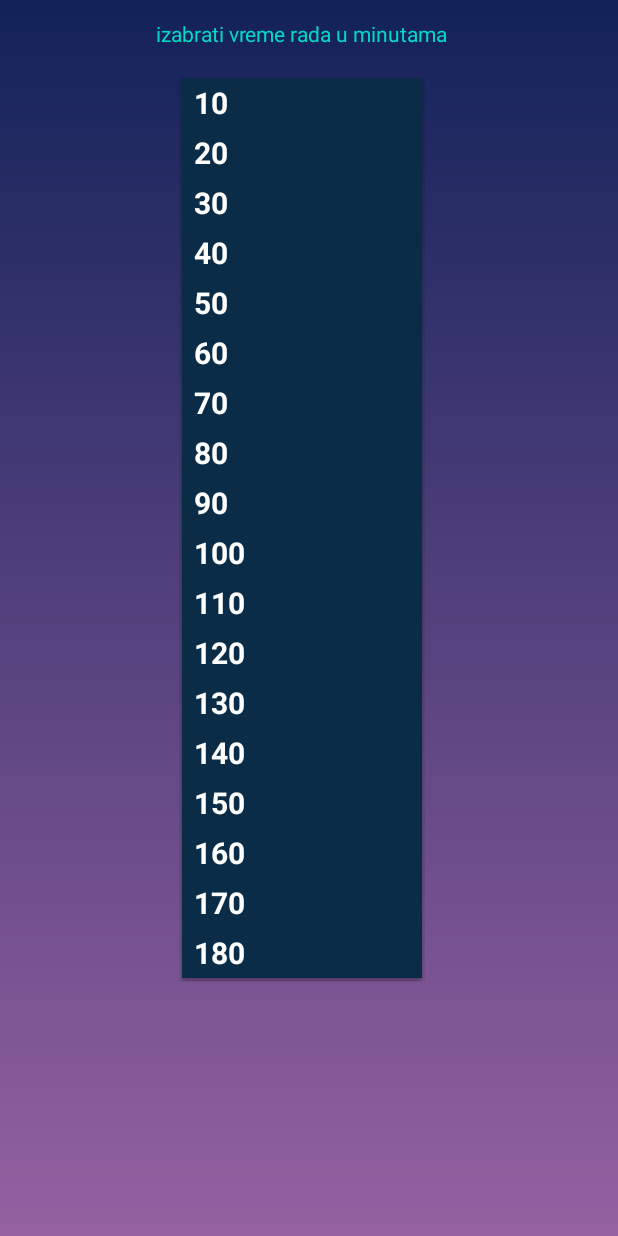
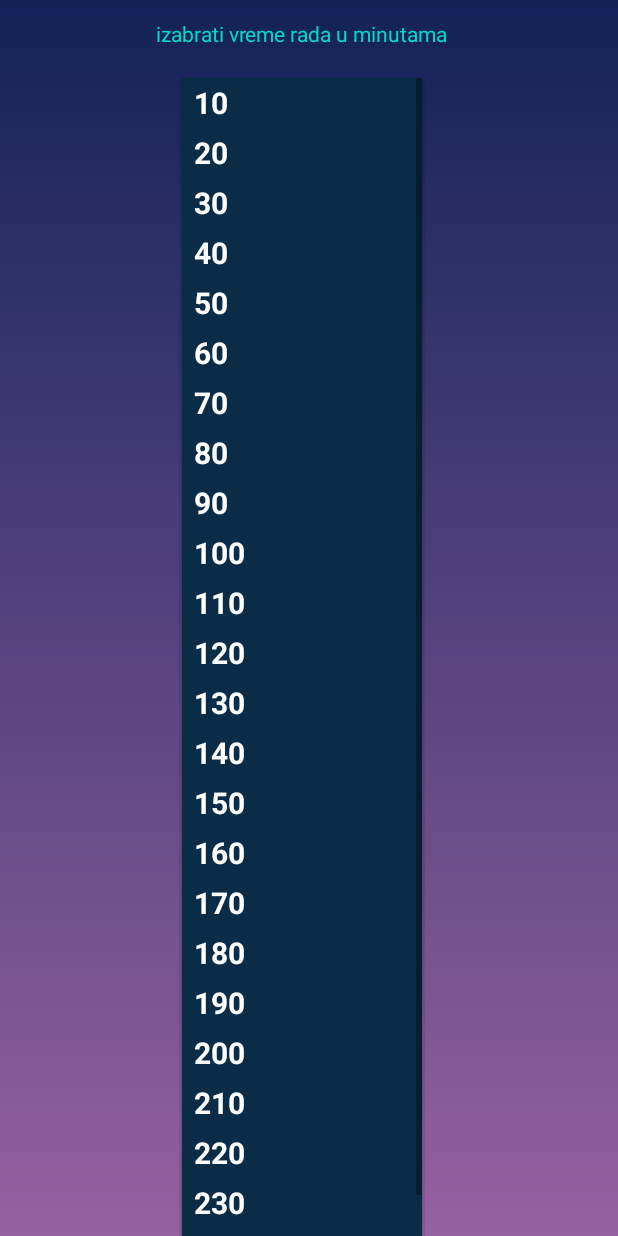
Before and after one commit to amilos9399/sms-application8, an Android app: the P_command screen opened directly, with no data from a screen before it, after a tap on "10", on a phone screen of 412 x 824 dp. Run offline under Robolectric (Android 15) with nearby library versions, the phone set to English and light mode, and no system bars.

Commit message:
Verzija 8 radi

```diff
--- a/app/src/main/AndroidManifest.xml
+++ b/app/src/main/AndroidManifest.xml
@@ -17,7 +17,9 @@
         android:theme="@style/Theme.Smsapplication">
         <activity android:name=".RelayStatus"></activity>
         <activity android:name=".P_command"/>
-        <activity android:name=".MainActivity">
+        <activity android:name=".MainActivity"
+            android:exported="true"
+            >
             <intent-filter>
                 <action android:name="android.intent.action.MAIN" />
 
--- a/app/src/main/java/com/example/sms_application/MainActivity.kt
+++ b/app/src/main/java/com/example/sms_application/MainActivity.kt
@@ -30,6 +30,7 @@ import com.example.sms_application.SmsConstants.MY_PERMISSIONS_REQUEST_RECEIVE_S
 import com.example.sms_application.SmsConstants.SMS_MESSAGE_TEMPERATURE_CHECK
 import com.example.sms_application.SmsConstants.SMS_NUMBER
 import com.example.sms_application.SmsConstants.TAG
+import java.text.DateFormat
 import java.text.SimpleDateFormat
 import java.util.*
 
@@ -57,7 +58,14 @@ class MainActivity : AppCompatActivity() {
 
         //getting relative layout that swipe is going to be performed on
         layout = findViewById(R.id.glavna_strana)
+         /*  val datum: TextView = findViewById(R.id.datumvreme)
+          //  datum.text = Current Time :  + getCurrentDate()
 
+
+          val currentDateTimeString: String  = DateFormat.getDateTimeInstance().format( Date());
+
+// textView is the TextView view that should display it
+            datum.text = currentDateTimeString*/
         //setting listener that will listen to onSwipe event
         layout.setOnTouchListener(object : OnSwipeTouchListener() {
             override fun onSwipeLeft() {
@@ -77,7 +85,7 @@ class MainActivity : AppCompatActivity() {
         //    startActivity(intent)
 
 
-        val strDate = "Current Time :  + getCurrentDate()"
+
 
         if (ContextCompat.checkSelfPermission(this, Manifest.permission.RECEIVE_SMS) != PackageManager.PERMISSION_GRANTED ||
             ContextCompat.checkSelfPermission(this, Manifest.permission.SEND_SMS) != PackageManager.PERMISSION_GRANTED ||
@@ -104,10 +112,13 @@ class MainActivity : AppCompatActivity() {
     }
 
     override fun onStart() {
-
+        layout = findViewById(R.id.glavna_strana)
+        val datum: TextView = findViewById(R.id.updated_at)
+        val currentDateTimeString: String  = DateFormat.getDateTimeInstance().format( Date());
+        datum.text = currentDateTimeString
         smsBroadcastReceiver = object : SmsBroadcastReceiver() {
             override fun broadcastResult(sms: SmsMessage) {
-
+                var strDate = "Current Time :  + getCurrentDate()"
                 var progressBar:ProgressBar = findViewById(R.id.pBarTemp)
                 progressBar.visibility = View.VISIBLE
 
@@ -151,6 +162,8 @@ class MainActivity : AppCompatActivity() {
         }
         var progressBar: ProgressBar = findViewById(R.id.pBarTemp)
         progressBar.visibility = View.GONE
+
+
 
         registerReceiver(
             smsBroadcastReceiver,
--- a/app/src/main/java/com/example/sms_application/P_command.kt
+++ b/app/src/main/java/com/example/sms_application/P_command.kt
@@ -1,29 +1,55 @@
 package com.example.sms_application
 
+import android.R.string
 import android.content.Intent
-import android.content.SharedPreferences
 import android.os.Bundle
 import android.preference.PreferenceManager
 import android.telephony.SmsManager
-import android.telephony.SmsMessage
 import android.util.Log
 import android.view.View
 import android.widget.*
 import androidx.appcompat.app.AppCompatActivity
 import androidx.constraintlayout.widget.ConstraintLayout
-import com.example.sms_application.SmsConstants.SMS_MESSAGE_STATUS_CHECK
 import com.example.sms_application.SmsConstants.SMS_NUMBER
 
 
 class P_command : AppCompatActivity() {
-    val pozicije2 = arrayOf("10", "20", "30", "40","50","60","70","80","90","100","110","120","130","140","150","160","170","180")
+    val pozicije2 = arrayOf(
+        "10",
+        "20",
+        "30",
+        "40",
+        "50",
+        "60",
+        "70",
+        "80",
+        "90",
+        "100",
+        "110",
+        "120",
+        "130",
+        "140",
+        "150",
+        "160",
+        "170",
+        "180",
+        "190",
+        "200",
+        "210",
+        "220",
+        "230",
+        "240"
+    )
     val pozicije3 = arrayOf("Klima", "Pumpa", "Svetlo", "Spoljne svetlo")
+    var Pvrednost: Int = 48
+    var P2vrednost: Int = 1
+    lateinit var layout1: ConstraintLayout
+    public val strDate = "Current Time :  + getCurrentDate()"
+    //    val pozicije = resources.getStringArray(R.array.vremenaString)
 
-
-    lateinit var layout1: ConstraintLayout
-//    val pozicije = resources.getStringArray(R.array.vremenaString)
     override fun onCreate(savedInstanceState: Bundle?) {
         super.onCreate(savedInstanceState)
+
         setContentView(R.layout.activity_p_komanda)
         var mypref = PreferenceManager.getDefaultSharedPreferences(this);
         val spinner = findViewById<Spinner>(R.id.padajuci_meni1)
@@ -32,6 +58,13 @@ class P_command : AppCompatActivity() {
             ArrayAdapter<String>(this, R.layout.spinner_dropdown_item, pozicije2)
         val meni2 =
             ArrayAdapter<String>(this, R.layout.spinner_dropdown_item, pozicije3)
+        val P_komanda: Button = findViewById(R.id.dugmesalji_P)
+
+        P_komanda.setOnClickListener(View.OnClickListener {
+            Toast.makeText(this, "Slanje", Toast.LENGTH_SHORT).show()
+            sendSmsIskljuci1(prebaci_kar(P2vrednost, Pvrednost))
+        })
+
 
         meni.setDropDownViewResource(R.layout.spinner_dropdown_item)
         meni2.setDropDownViewResource(R.layout.spinner_dropdown_item)
@@ -49,12 +82,14 @@ class P_command : AppCompatActivity() {
                 position: Int,
                 id: Long
             ) {
-
+                Pvrednost = pozicije2[position].toInt()
                 Toast.makeText(
                     applicationContext,
                     "izabrano je " + pozicije2[position] + " minuta rada",
                     Toast.LENGTH_SHORT
                 ).show()
+                var izlaz: TextView = findViewById(R.id.textView8)
+                izlaz.text = prebaci_kar(P2vrednost, Pvrednost)
             }
 
             override fun onNothingSelected(parent: AdapterView<*>?) {
@@ -72,12 +107,14 @@ class P_command : AppCompatActivity() {
                 position: Int,
                 id: Long
             ) {
-
+                P2vrednost = position
                 Toast.makeText(
                     applicationContext,
-                "izabran je " + pozicije3[position] ,
+                    "izabran je " + pozicije3[position],
                     Toast.LENGTH_SHORT
                 ).show()
+                var izlaz: TextView = findViewById(R.id.textView8)
+                izlaz.text = prebaci_kar(P2vrednost, Pvrednost)
              }
 
             override fun onNothingSelected(parent: AdapterView<*>?) {
@@ -102,7 +139,39 @@ class P_command : AppCompatActivity() {
             }
 
         })
+    }
 
+
+    fun prebaci_kar(broj2:Int, broj: Int): String {
+        var Pvrednost1: Int = broj / 10 + 48
+        var P2vrednost1: Int = broj2 + 49
+        var karakter: String = "P"+ (P2vrednost1.toChar().toString()) + (Pvrednost1.toChar().toString())
+
+
+            return karakter
+    }
+
+    fun sendSmsIskljuci1(konstanta: String) {
+
+        Log.i(SmsConstants.TAG, "Sending sms Iskljuci1: " + intent.action)
+        val smsManager2 = SmsManager.getDefault() as SmsManager
+
+        var Iskljuci1IDpress = resources.getIdentifier("offpress", "drawable", packageName)
+        var Iskljuci1ID = resources.getIdentifier("OFF", "drawable", packageName)
+        // Mojedugme1.set
+        //send message
+        // val SMS_MESSAGE_UKLJUCI
+        smsManager2.sendTextMessage(SMS_NUMBER, null, konstanta, null, null)
+
+        //Toast.makeText(this, "Slanje..", Toast.LENGTH_SHORT).show()
+        /* val handler = Handler()
+         handler.postDelayed({
+             StatusON1.setImageResource(Iskljuci1ID)
+             // do something after 1000ms
+         }, 3000)*/
+
+        //  var progressBar: ProgressBar = findViewById(R.id.pBarTemp)
+        //progressBar.visibility = View.VISIBLE
 
     }
 
--- a/app/src/main/java/com/example/sms_application/RelayStatus.kt
+++ b/app/src/main/java/com/example/sms_application/RelayStatus.kt
@@ -98,7 +98,7 @@ class RelayStatus : AppCompatActivity() {
         //  val relays = arrayListOf(relayOne,relayTwo,relayThree,relayFour)
         val relays = arrayListOf(Status1,Status2,Status3,Status4)
         //                  FORMAT -> 1OFF2ON 3OFF4ON       Index 0,1,2,3...
-        sacuvano = getSharedPreferences("filesacuvano", 0)
+        //sacuvano = getSharedPreferences("filesacuvano", 0)
         //  var textmessage2
         //   var textmessage2
 
--- a/app/src/main/java/com/example/sms_application/SmsConstants.kt
+++ b/app/src/main/java/com/example/sms_application/SmsConstants.kt
@@ -3,7 +3,10 @@ package com.example.sms_application
 object SmsConstants {
     const val MY_PERMISSIONS_REQUEST_RECEIVE_SMS = 111
     const val TAG = "SendMessageActivity"
-    const val SMS_NUMBER = "+381638679450"
+    //const val SMS_NUMBER = "+381638679450"
+    const val SMS_NUMBER = "+381621489156" //test selo Rade
+
+    //   const val SMS_NUMBER = "+381638679450"
 //    NUMBER FOR TESTING const val SMS_NUMBER = "+38162299066"
     const val SMS_MESSAGE_TEMPERATURE_CHECK = "T??"
     const val SMS_MESSAGE_UKLJUCI1 = "S11"
@@ -21,4 +24,5 @@ object SmsConstants {
     const val SMS_MESSAGE_PUKLJ2 = "P2"
     const val SMS_MESSAGE_PUKLJ3 = "P3"
     const val SMS_MESSAGE_PUKLJ4 = "P4"
+    //const val SMS_MESSAGE_Pkomanda = "P49"
 }
--- /dev/null
+++ b/app/src/main/res/layout-v23/activity_p_komanda.xml
@@ -0,0 +1,141 @@
+<?xml version="1.0" encoding="utf-8"?>
+
+
+<androidx.constraintlayout.widget.ConstraintLayout xmlns:android="http://schemas.android.com/apk/res/android"
+    xmlns:app="http://schemas.android.com/apk/res-auto"
+    xmlns:tools="http://schemas.android.com/tools"
+    android:id="@+id/strana_P_komande"
+    android:layout_width="match_parent"
+    android:layout_height="match_parent"
+    android:layout_marginStart="0dp"
+    android:layout_marginTop="0dp"
+    android:background="@drawable/bg_gradient"
+    android:visibility="visible"
+
+    tools:context=".P_command">
+
+
+    <TextView
+        android:id="@+id/textView11"
+        android:layout_width="61dp"
+        android:layout_height="28dp"
+        android:layout_marginStart="172dp"
+        android:layout_marginLeft="172dp"
+        android:layout_marginTop="280dp"
+        android:text="@string/posalji"
+        android:textAppearance="@style/TextAppearance.AppCompat.Small"
+        android:textColor="@color/teal_200"
+        app:layout_constraintStart_toStartOf="parent"
+        app:layout_constraintTop_toTopOf="parent" />
+
+    <TextView
+        android:id="@+id/textView8"
+        android:layout_width="106dp"
+        android:layout_height="52dp"
+        android:layout_marginStart="164dp"
+        android:layout_marginLeft="164dp"
+        android:layout_marginTop="244dp"
+        android:text="@string/posalji"
+        android:textAppearance="@style/TextAppearance.AppCompat.Small"
+        android:textColor="@color/teal_200"
+        android:textSize="20sp"
+        app:layout_constraintStart_toStartOf="parent"
+        app:layout_constraintTop_toBottomOf="@+id/padajuci_meni2" />
+
+    <TextView
+        android:id="@+id/textView7"
+        android:layout_width="94dp"
+        android:layout_height="31dp"
+        android:layout_marginStart="156dp"
+        android:layout_marginLeft="156dp"
+        android:layout_marginBottom="12dp"
+        android:text="@string/izabrati_izlaz"
+        android:textAppearance="@style/TextAppearance.AppCompat.Small"
+        android:textColor="@color/teal_200"
+        app:layout_constraintBottom_toTopOf="@+id/padajuci_meni2"
+        app:layout_constraintStart_toStartOf="parent"
+        app:layout_constraintTop_toTopOf="parent"
+        app:layout_constraintVertical_bias="0.861" />
+
+    <Spinner
+        android:id="@+id/padajuci_meni2"
+        android:layout_width="166dp"
+        android:layout_height="48dp"
+        android:layout_marginTop="80dp"
+        android:padding="1dp"
+        android:paddingLeft="1dp"
+        android:paddingTop="1dp"
+        android:paddingRight="1dp"
+        android:paddingBottom="1dp"
+        android:scrollbarAlwaysDrawHorizontalTrack="false"
+
+        android:scrollbarAlwaysDrawVerticalTrack="true"
+        android:scrollbarSize="3dp"
+        android:scrollbarStyle="outsideInset"
+
+        android:scrollbars="vertical"
+        android:spinnerMode="dropdown"
+        android:textColor="#FF0000"
+        android:theme="@style/ToolbarSpinnerItem"
+        android:verticalScrollbarPosition="defaultPosition"
+        android:visibility="visible"
+        app:layout_constraintStart_toStartOf="@+id/padajuci_meni1"
+        app:layout_constraintTop_toBottomOf="@+id/padajuci_meni1"
+        tools:ignore="MissingConstraints,SpeakableTextPresentCheck"
+        tools:visibility="visible" />
+
+    <Button
+        android:id="@+id/dugmesalji_P"
+        android:layout_width="77dp"
+        android:layout_height="79dp"
+        android:layout_gravity="center_vertical"
+        android:layout_marginStart="52dp"
+        android:layout_marginLeft="52dp"
+        android:layout_marginTop="324dp"
+        android:foreground="@drawable/dugmeuklj"
+        android:text="@string/button"
+        app:backgroundTint="@android:color/transparent"
+        app:layout_constraintStart_toStartOf="@+id/padajuci_meni1"
+        app:layout_constraintTop_toTopOf="parent" />
+
+    <Spinner
+        android:id="@+id/padajuci_meni1"
+        android:layout_width="166dp"
+        android:layout_height="48dp"
+        android:layout_marginStart="120dp"
+        android:layout_marginTop="52dp"
+        android:padding="1dp"
+        android:paddingLeft="1dp"
+        android:paddingTop="1dp"
+        android:paddingRight="1dp"
+        android:paddingBottom="1dp"
+        android:scrollbarAlwaysDrawHorizontalTrack="false"
+
+        android:scrollbarAlwaysDrawVerticalTrack="true"
+        android:scrollbarSize="3dp"
+        android:scrollbarStyle="outsideInset"
+
+        android:scrollbars="vertical"
+        android:spinnerMode="dropdown"
+        android:textColor="#FF0000"
+        android:theme="@style/ToolbarSpinnerItem"
+        android:verticalScrollbarPosition="defaultPosition"
+        android:visibility="visible"
+        app:layout_constraintStart_toStartOf="parent"
+        app:layout_constraintTop_toTopOf="parent"
+        tools:ignore="MissingConstraints,SpeakableTextPresentCheck"
+        tools:visibility="visible" />
+
+    <TextView
+        android:id="@+id/textView6"
+        android:layout_width="216dp"
+        android:layout_height="31dp"
+        android:layout_marginStart="104dp"
+        android:layout_marginBottom="8dp"
+        android:text="@string/izabrati_vreme_rada_u_minutama"
+        android:textAppearance="@style/TextAppearance.AppCompat.Small"
+        android:textColor="@color/teal_200"
+        app:layout_constraintBottom_toTopOf="@+id/padajuci_meni1"
+        app:layout_constraintStart_toStartOf="parent" />
+
+</androidx.constraintlayout.widget.ConstraintLayout>
--- a/app/src/main/res/layout/activity_main.xml
+++ b/app/src/main/res/layout/activity_main.xml
@@ -40,7 +40,7 @@
                 android:id="@+id/updated_at"
                 android:layout_width="wrap_content"
                 android:layout_height="wrap_content"
-                android:text="15 April 2021, 20:08 PM"
+
                 android:textColor="#FFFFFF"
                 android:textSize="14dp" />
 
@@ -205,19 +205,6 @@
             android:textColor="#FFFFFF"
             android:textSize="24dp" />
 
-        <TextView
-            android:id="@+id/temp_min_text2"
-            android:layout_width="120dp"
-            android:layout_height="41dp"
-            android:layout_alignParentStart="true"
-            android:layout_alignParentLeft="true"
-            android:layout_alignParentTop="true"
-            android:layout_marginStart="156dp"
-            android:layout_marginLeft="156dp"
-            android:layout_marginTop="616dp"
-            android:text="Min Temp: "
-            android:textColor="#FFFFFF" />
-
 
     </RelativeLayout>
 </RelativeLayout>
--- a/app/src/main/res/layout/activity_p_komanda.xml
+++ b/app/src/main/res/layout/activity_p_komanda.xml
@@ -16,37 +16,42 @@
     tools:context=".P_command">
 
 
+    <!--  app:layout_constraintStart_toStartOf="parent"
+        app:layout_constraintTop_toBottomOf="@+id/dugmesalji_P" -->
+
+
     <TextView
         android:id="@+id/textView8"
-        android:layout_width="60dp"
-        android:layout_height="0dp"
-        android:layout_marginStart="188dp"
-        android:layout_marginLeft="188dp"
-        android:layout_marginTop="108dp"
-        android:text="Posalji"
+        android:layout_width="72dp"
+        android:layout_height="27dp"
+        android:layout_marginStart="176dp"
+        android:layout_marginLeft="176dp"
+        android:layout_marginTop="364dp"
+        android:text="@string/po_alji"
         android:textAppearance="@style/TextAppearance.AppCompat.Small"
         android:textColor="@color/teal_200"
+        android:textSize="20sp"
         app:layout_constraintStart_toStartOf="parent"
-        app:layout_constraintTop_toBottomOf="@+id/padajuci_meni2" />
+        app:layout_constraintTop_toTopOf="parent" />
 
     <TextView
         android:id="@+id/textView7"
-        android:layout_width="94dp"
-        android:layout_height="31dp"
-        android:layout_marginStart="156dp"
-        android:layout_marginLeft="156dp"
-        android:layout_marginBottom="8dp"
-        android:text="Izabrati izlaz"
+        android:layout_width="139dp"
+        android:layout_height="30dp"
+        android:layout_marginStart="136dp"
+        android:layout_marginLeft="136dp"
+        android:layout_marginTop="196dp"
+        android:text="@string/izabrati_izlaz"
         android:textAppearance="@style/TextAppearance.AppCompat.Small"
         android:textColor="@color/teal_200"
-        app:layout_constraintBottom_toTopOf="@+id/padajuci_meni2"
-        app:layout_constraintStart_toStartOf="parent" />
+        android:textSize="20sp"
+        app:layout_constraintStart_toStartOf="parent"
+        app:layout_constraintTop_toTopOf="parent" />
 
     <Spinner
         android:id="@+id/padajuci_meni2"
-        android:layout_width="166dp"
+        android:layout_width="163dp"
         android:layout_height="48dp"
-        android:layout_marginTop="80dp"
         android:padding="1dp"
         android:paddingLeft="1dp"
         android:paddingTop="1dp"
@@ -65,7 +70,7 @@
         android:verticalScrollbarPosition="defaultPosition"
         android:visibility="visible"
         app:layout_constraintStart_toStartOf="@+id/padajuci_meni1"
-        app:layout_constraintTop_toBottomOf="@+id/padajuci_meni1"
+        app:layout_constraintTop_toBottomOf="@+id/textView7"
         tools:ignore="MissingConstraints,SpeakableTextPresentCheck"
         tools:visibility="visible" />
 
@@ -74,14 +79,14 @@
         android:layout_width="77dp"
         android:layout_height="79dp"
         android:layout_gravity="center_vertical"
-        android:layout_marginStart="60dp"
-        android:layout_marginLeft="60dp"
-        android:layout_marginTop="12dp"
+        android:layout_marginStart="172dp"
+        android:layout_marginLeft="172dp"
         android:foreground="@drawable/dugmeuklj"
         android:text="@string/button"
         app:backgroundTint="@android:color/transparent"
-        app:layout_constraintStart_toStartOf="@+id/padajuci_meni1"
-        app:layout_constraintTop_toBottomOf="@+id/textView8" />
+        app:layout_constraintStart_toStartOf="parent"
+        app:layout_constraintTop_toBottomOf="@+id/textView8"
+        tools:targetApi="m" />
 
     <Spinner
         android:id="@+id/padajuci_meni1"
@@ -89,7 +94,6 @@
         android:layout_height="48dp"
         android:layout_marginStart="120dp"
         android:layout_marginLeft="120dp"
-        android:layout_marginTop="52dp"
         android:padding="1dp"
         android:paddingLeft="1dp"
         android:paddingTop="1dp"
@@ -108,21 +112,34 @@
         android:verticalScrollbarPosition="defaultPosition"
         android:visibility="visible"
         app:layout_constraintStart_toStartOf="parent"
-        app:layout_constraintTop_toTopOf="parent"
+        app:layout_constraintTop_toBottomOf="@+id/textView6"
         tools:ignore="MissingConstraints,SpeakableTextPresentCheck"
         tools:visibility="visible" />
 
     <TextView
         android:id="@+id/textView6"
-        android:layout_width="216dp"
-        android:layout_height="31dp"
-        android:layout_marginStart="104dp"
-        android:layout_marginLeft="104dp"
-        android:layout_marginBottom="8dp"
-        android:text="@string/izabrati_vreme_rada_u_minutama"
+        android:layout_width="304dp"
+        android:layout_height="35dp"
+        android:layout_marginStart="60dp"
+        android:layout_marginLeft="60dp"
+        android:layout_marginTop="40dp"
+        android:text="@string/izabrati_vreme_rada_u_minutima"
         android:textAppearance="@style/TextAppearance.AppCompat.Small"
         android:textColor="@color/teal_200"
-        app:layout_constraintBottom_toTopOf="@+id/padajuci_meni1"
-        app:layout_constraintStart_toStartOf="parent" />
+        android:textSize="20sp"
+        app:layout_constraintStart_toStartOf="parent"
+        app:layout_constraintTop_toTopOf="parent" />
+
+    <TextView
+        android:id="@+id/textView9"
+        android:layout_width="45dp"
+        android:layout_height="23dp"
+        android:layout_marginStart="196dp"
+        android:layout_marginLeft="196dp"
+        android:layout_marginTop="580dp"
+        android:text="@string/textview"
+        android:textColor="#E91E63"
+        app:layout_constraintStart_toStartOf="parent"
+        app:layout_constraintTop_toTopOf="parent" />
 
 </androidx.constraintlayout.widget.ConstraintLayout>
--- a/app/src/main/res/values/strings.xml
+++ b/app/src/main/res/values/strings.xml
@@ -11,6 +11,11 @@
     <string name="izabrati">Izabrati</string>
     <string name="button">Button</string>
     <string name="izabrati_vreme_rada_u_minutama">izabrati vreme rada u minutama</string>
+    <string name="posalji">Posalji</string>
+    <string name="izabrati_izlaz">Izabrati izlaz</string>
+    <string name="textview">TextView</string>
+    <string name="po_alji">Pošalji</string>
+    <string name="izabrati_vreme_rada_u_minutima">Izabrati vreme rada u minutima</string>
     <string-array name="vremenaString">
         <item>"10"</item>
         <item>"20"</item>
--- a/build.gradle
+++ b/build.gradle
@@ -1,6 +1,6 @@
 // Top-level build file where you can add configuration options common to all sub-projects/modules.
 buildscript {
-    ext.kotlin_version = '1.5.21'
+    ext.kotlin_version = '1.7.10'
     repositories {
         google()
         jcenter()
```
Also changed, not shown: app/build.gradle (+21 -11 lines), 3 other files. Lines whose indentation alone changed are shown as unchanged.
